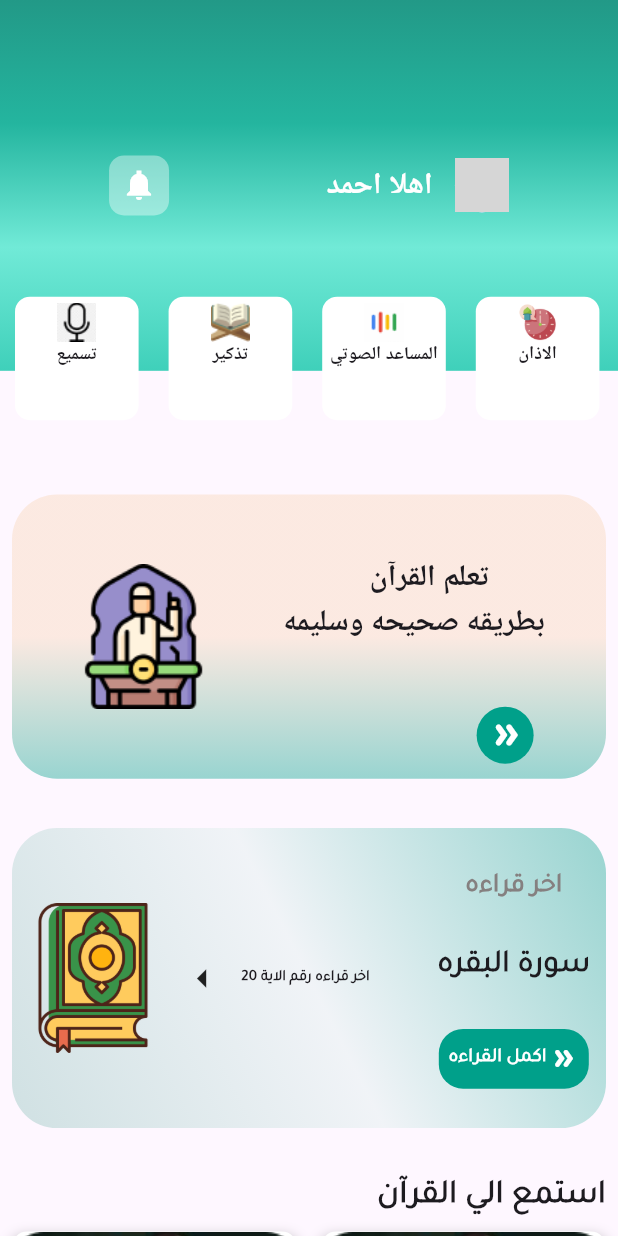
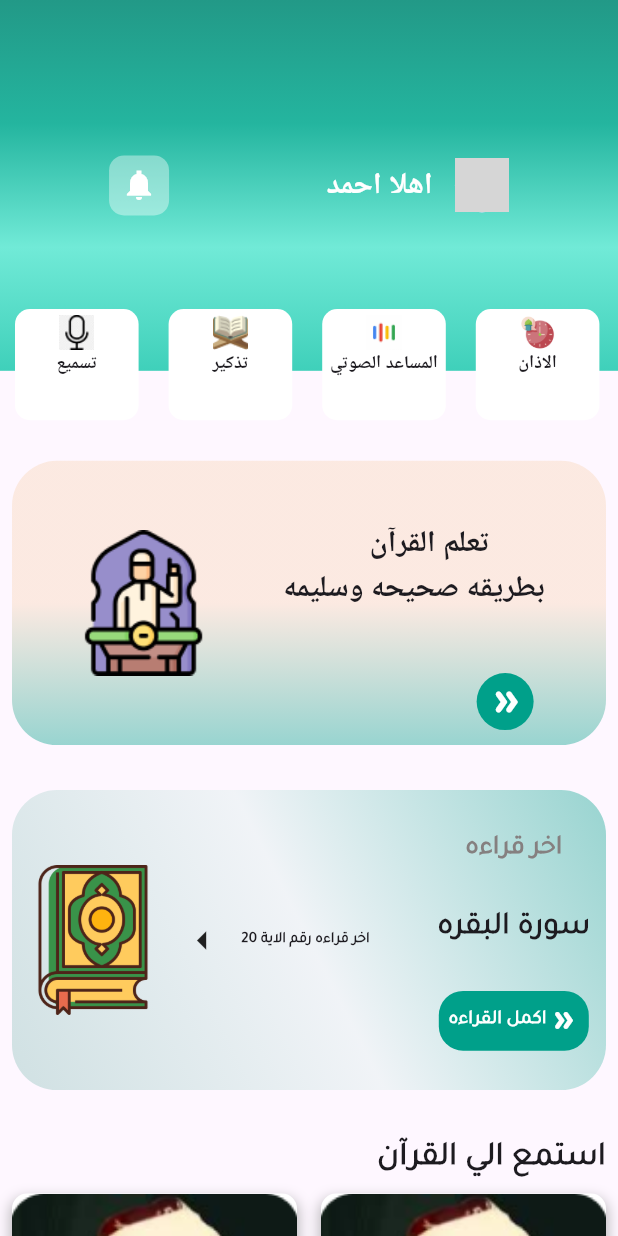
Before and after one commit to hazzemSaid/-, a Flutter app: what homeScreenContent() shows on an empty page, opened directly, on a phone screen of 412 x 824 dp. Run offline on Flutter 3.47's test engine with Material 3 defaults, Android fonts, the phone set to English and light mode, and no system bars; our stand-ins replace flutter_onboarding_slider, font_awesome_flutter, go_router; generated files the repository leaves out were written again; network calls fail; Roboto replaces fonts that are missing (arial); grey boxes are pictures that could not be loaded.

Commit message:
add AlzkarScreen and integrate with bottom navigation; update layout and spacing in HomeScreen

```diff
--- a/lib/features/home/presentation/view/widget/homescreenbody.dart
+++ b/lib/features/home/presentation/view/widget/homescreenbody.dart
@@ -23,12 +23,12 @@ class homeScreenContent extends StatelessWidget {
               rowOfHomeItems(),
             ],
           ),
-          SizedBox(
-            height: MediaQuery.sizeOf(context).height * 0.1,
+          const SizedBox(
+            height: 60,
           ),
           const quranLearningWidget(),
-          SizedBox(
-            height: MediaQuery.sizeOf(context).height * 0.04,
+          const SizedBox(
+            height: 30,
           ),
           const quradcard(),
           const SizedBox(
--- a/lib/features/home/presentation/view/widget/rowOfHomeItems.dart
+++ b/lib/features/home/presentation/view/widget/rowOfHomeItems.dart
@@ -10,10 +10,10 @@ class rowOfHomeItems extends StatelessWidget {
   @override
   Widget build(BuildContext context) {
     return Positioned(
-      top: MediaQuery.sizeOf(context).height * 0.24,
+      top: MediaQuery.sizeOf(context).height * 0.25,
       child: SizedBox(
         width: MediaQuery.sizeOf(context).width,
-        height: MediaQuery.sizeOf(context).height * 0.1,
+        height: MediaQuery.sizeOf(context).height * 0.09,
         child: const HomeItemRow(),
       ),
     );
```
Also changed, not shown: lib/core/widgets/bottomnavbar.dart (+12 -3 lines), lib/features/Alzkar/AlzkarScreen.dart (added, +95 -0 lines).
